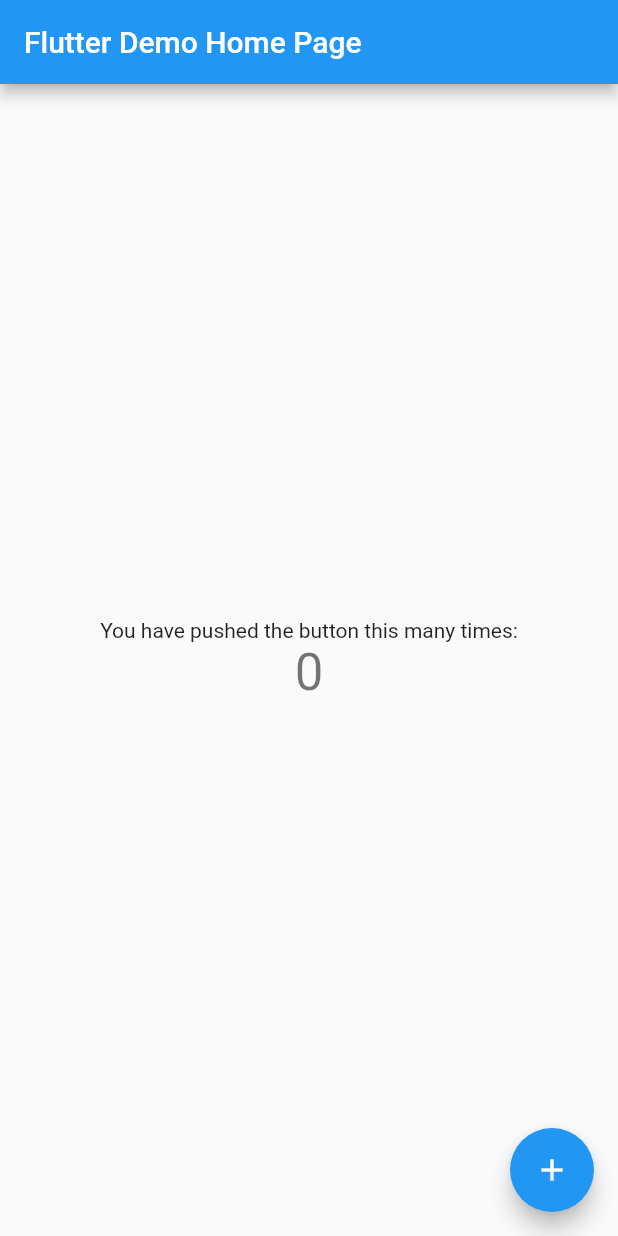
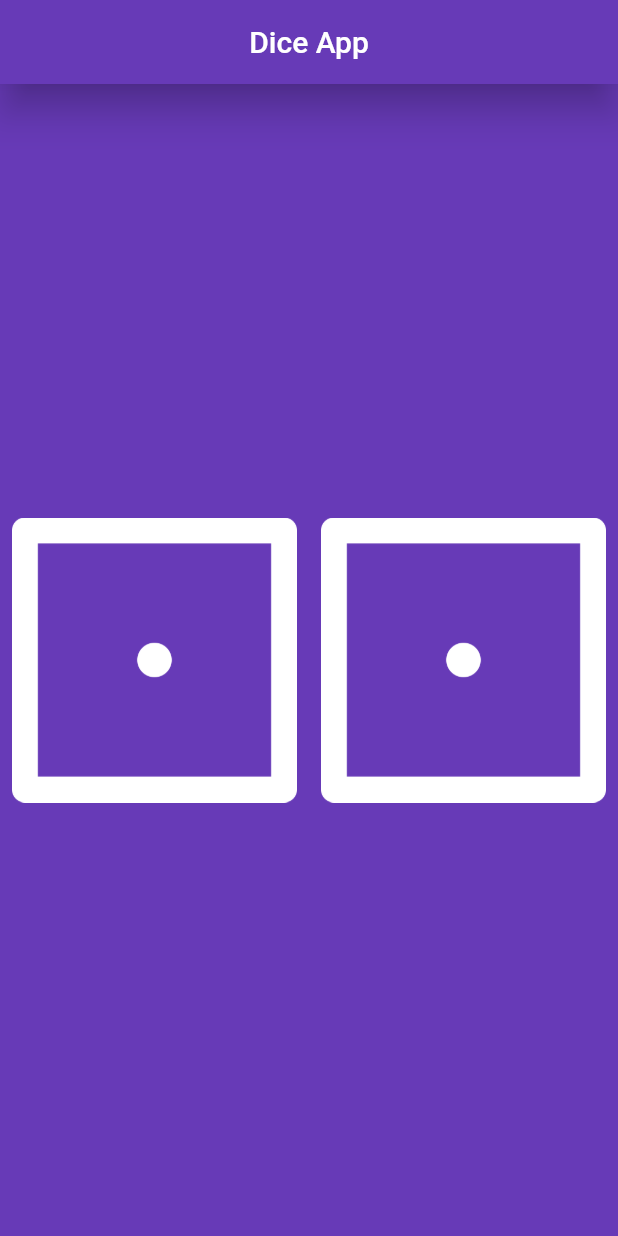
Before and after one commit to tsvbasa/flutter_codigo_diceapp, a Flutter app: the screen it shows after launch, on a phone screen of 412 x 824 dp. Run offline on Flutter 3.47's test engine with Material 2 defaults, Android fonts, the phone set to English and light mode, and no system bars.

Commit message:
DiceApp Terminado

```diff
--- a/lib/main.dart
+++ b/lib/main.dart
@@ -1,115 +1,74 @@
+import 'dart:math';
+
 import 'package:flutter/material.dart';
 
-void main() {
-  runApp(const MyApp());
+void main(){
+  runApp(MyApp());
 }
 
 class MyApp extends StatelessWidget {
-  const MyApp({Key? key}) : super(key: key);
-
-  // This widget is the root of your application.
   @override
   Widget build(BuildContext context) {
     return MaterialApp(
-      title: 'Flutter Demo',
-      theme: ThemeData(
-        // This is the theme of your application.
-        //
-        // Try running your application with "flutter run". You'll see the
-        // application has a blue toolbar. Then, without quitting the app, try
-        // changing the primarySwatch below to Colors.green and then invoke
-        // "hot reload" (press "r" in the console where you ran "flutter run",
-        // or simply save your changes to "hot reload" in a Flutter IDE).
-        // Notice that the counter didn't reset back to zero; the application
-        // is not restarted.
-        primarySwatch: Colors.blue,
-      ),
-      home: const MyHomePage(title: 'Flutter Demo Home Page'),
+      home: HomePage(),
     );
   }
 }
 
-class MyHomePage extends StatefulWidget {
-  const MyHomePage({Key? key, required this.title}) : super(key: key);
-
-  // This widget is the home page of your application. It is stateful, meaning
-  // that it has a State object (defined below) that contains fields that affect
-  // how it looks.
-
-  // This class is the configuration for the state. It holds the values (in this
-  // case the title) provided by the parent (in this case the App widget) and
-  // used by the build method of the State. Fields in a Widget subclass are
-  // always marked "final".
-
-  final String title;
+class HomePage extends StatefulWidget {
 
   @override
-  State<MyHomePage> createState() => _MyHomePageState();
+  State<HomePage> createState() => _HomePageState();
 }
 
-class _MyHomePageState extends State<MyHomePage> {
-  int _counter = 0;
-
-  void _incrementCounter() {
-    setState(() {
-      // This call to setState tells the Flutter framework that something has
-      // changed in this State, which causes it to rerun the build method below
-      // so that the display can reflect the updated values. If we changed
-      // _counter without calling setState(), then the build method would not be
-      // called again, and so nothing would appear to happen.
-      _counter++;
-    });
-  }
+class _HomePageState extends State<HomePage> {
+  int leftDice = 1;
+  int rigthDice = 1;
 
   @override
   Widget build(BuildContext context) {
-    // This method is rerun every time setState is called, for instance as done
-    // by the _incrementCounter method above.
-    //
-    // The Flutter framework has been optimized to make rerunning build methods
-    // fast, so that you can just rebuild anything that needs updating rather
-    // than having to individually change instances of widgets.
     return Scaffold(
+      backgroundColor: Colors.deepPurple,
       appBar: AppBar(
-        // Here we take the value from the MyHomePage object that was created by
-        // the App.build method, and use it to set our appbar title.
-        title: Text(widget.title),
+        title: const Text("Dice App"),
+        centerTitle: true,
+        backgroundColor: Colors.deepPurple,
+        elevation: 10,
       ),
       body: Center(
-        // Center is a layout widget. It takes a single child and positions it
-        // in the middle of the parent.
-        child: Column(
-          // Column is also a layout widget. It takes a list of children and
-          // arranges them vertically. By default, it sizes itself to fit its
-          // children horizontally, and tries to be as tall as its parent.
-          //
-          // Invoke "debug painting" (press "p" in the console, choose the
-          // "Toggle Debug Paint" action from the Flutter Inspector in Android
-          // Studio, or the "Toggle Debug Paint" command in Visual Studio Code)
-          // to see the wireframe for each widget.
-          //
-          // Column has various properties to control how it sizes itself and
-          // how it positions its children. Here we use mainAxisAlignment to
-          // center the children vertically; the main axis here is the vertical
-          // axis because Columns are vertical (the cross axis would be
-          // horizontal).
-          mainAxisAlignment: MainAxisAlignment.center,
-          children: <Widget>[
-            const Text(
-              'You have pushed the button this many times:',
+        child: Row(
+          children: [
+            Expanded(
+              flex: 1,
+              child: TextButton(
+                onPressed: (){
+                  leftDice = Random().nextInt(6) + 1;
+                  rigthDice = Random().nextInt(6) +1;
+                  setState((){
+
+                  });
+                },
+                child: Image.asset("assets/images/dice$leftDice.png",
+                ),
+              ),
             ),
-            Text(
-              '$_counter',
-              style: Theme.of(context).textTheme.headline4,
+            Expanded(
+              flex: 1,
+              child: TextButton(
+                onPressed: (){
+                  leftDice = Random().nextInt(6) + 1;
+                  rigthDice = Random().nextInt(6) +1;
+                  setState(() {
+
+                  });
+                },
+                child: Image.asset("assets/images/dice$rigthDice.png",
+                ),
+              ),
             ),
           ],
         ),
       ),
-      floatingActionButton: FloatingActionButton(
-        onPressed: _incrementCounter,
-        tooltip: 'Increment',
-        child: const Icon(Icons.add),
-      ), // This trailing comma makes auto-formatting nicer for build methods.
     );
   }
 }
--- a/pubspec.yaml
+++ b/pubspec.yaml
@@ -58,8 +58,8 @@ flutter:
   uses-material-design: true
 
   # To add assets to your application, add an assets section, like this:
-  # assets:
-  #   - images/a_dot_burr.jpeg
+  assets:
+    - assets/images/
   #   - images/a_dot_ham.jpeg
 
   # An image asset can refer to one or more resolution-specific "variants", see
```
Also changed, not shown: assets/images/dice1.png (added), assets/images/dice2.png (added), assets/images/dice3.png (added), assets/images/dice4.png (added), assets/images/dice5.png (added), assets/images/dice6.png (added).
